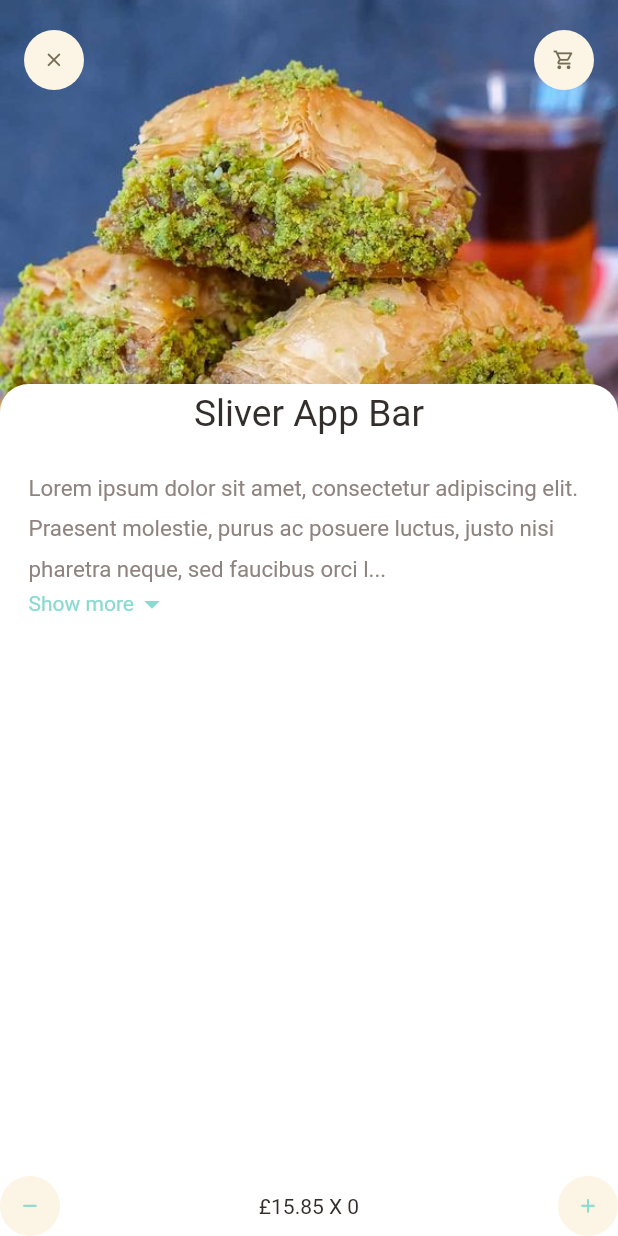
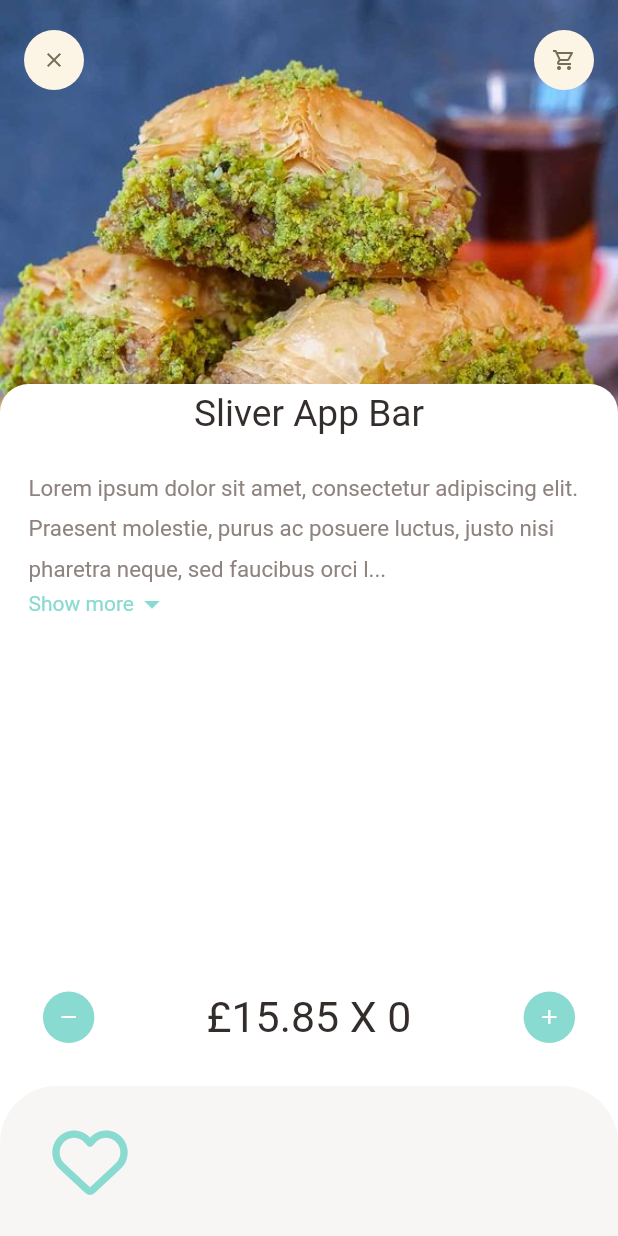
Before and after one commit to muttafa/Flutter-Ecommerce-App, a Flutter app: the screen it shows after launch, on a phone screen of 412 x 824 dp. Run offline on Flutter 3.47's test engine with Material 2 defaults, Android fonts, the phone set to English and light mode, and no system bars; our stand-ins replace dots_indicator, font_awesome_flutter, get, google_fonts.

Commit message:
recommended food bottom navigation finished

```diff
--- a/lib/Pages/food/recommended_food_detail.dart
+++ b/lib/Pages/food/recommended_food_detail.dart
@@ -3,6 +3,7 @@ import 'package:ecommerce/widgets/app_icons.dart';
 import 'package:ecommerce/widgets/expandable_text.dart';
 import 'package:ecommerce/widgets/my_text.dart';
 import 'package:flutter/material.dart';
+import 'package:font_awesome_flutter/font_awesome_flutter.dart';
 import '../../utils/colors.dart';
 
 class RecommendedFoodDetail extends StatelessWidget {
@@ -72,14 +73,45 @@ class RecommendedFoodDetail extends StatelessWidget {
       bottomNavigationBar: Column(
         mainAxisSize: MainAxisSize.min,
         children: [
-          Row(
-            mainAxisAlignment: MainAxisAlignment.spaceBetween,
-            children: [
-              AppIcons(icon: Icons.remove,iconColor: AppColors.maincolorl,),
-              MyText(text: "£15.85 X 0"),
-              AppIcons(icon: Icons.add,iconColor: AppColors.maincolorl,),
-            ],
-          )
+          Container(
+            padding: EdgeInsets.only(left:Dimensions.sizedBox30,right: Dimensions.sizedBox30,bottom: Dimensions.sizedBox30, ),
+            child: Row(
+              mainAxisAlignment: MainAxisAlignment.spaceBetween,
+              children: [
+                AppIcons(iconSize: Dimensions.iconSize36,icon: Icons.remove,iconColor: Colors.white,backgroundColor: AppColors.maincolorl,),
+                MyText(text: "£15.85 X 0",size: Dimensions.font30,),
+                AppIcons(iconSize: Dimensions.iconSize36,icon: Icons.add,iconColor: Colors.white,backgroundColor: AppColors.maincolorl,),
+             ],
+            ),
+          ),
+          Container(
+            height: 100,
+            decoration: BoxDecoration(
+
+              borderRadius: BorderRadius.only(
+                  topLeft: Radius.circular(Dimensions.radius40),
+                  topRight: Radius.circular(Dimensions.radius40)
+              ),
+              color: AppColors.buttonBackgroundColor
+            ),
+            child: Container(
+                  padding: EdgeInsets.only(right: 30,left: 30) ,
+                  child: Row(
+                    children: [
+                      AppIcons(
+                        icon: FontAwesomeIcons.heart,
+                        iconSize: 60,
+                        size: 50,
+                        backgroundColor: AppColors.buttonBackgroundColor,
+                        iconColor: AppColors.maincolorl,
+                      ),
+
+                    ],
+                  ),
+                )
+
+            ),
+
         ],
       ),
     );
--- a/lib/utils/dimensions.dart
+++ b/lib/utils/dimensions.dart
@@ -31,15 +31,21 @@ class Dimensions {
     static double iconSize16 = screenHeight/55.3;
     static double font16 = screenHeight/55.3;
     static double font26 = screenHeight/33.3;
+    static double font30 = screenHeight/28.8;
 
     // radius
     static double radius20 = screenHeight/43.3;
+    static double radius40 = screenHeight/21.65;
 
     // sized box
     static double sizedBox210 = screenHeight/4.12;
+    static double sizedBox30 = screenHeight/28.8;
+
 
     // Image size
     static double backgroundImageHeight = screenHeight/2.47;
+    //Icon size
+    static double iconSize36 = screenHeight/24;
 
 
 
--- a/lib/widgets/app_icons.dart
+++ b/lib/widgets/app_icons.dart
@@ -6,12 +6,13 @@ class AppIcons extends StatelessWidget {
   final Color backgroundColor;
   final Color iconColor;
   final double iconSize;
-
+  final double size;
   const AppIcons({Key? key,
     required this.icon,
     this.backgroundColor = const Color(0xFFfcf4e4),
     this.iconColor = const Color(0xFF756D54),
     this.iconSize = 40,
+    this.size = 16,
   }) : super(key: key);
 
   @override
@@ -26,7 +27,7 @@ class AppIcons extends StatelessWidget {
       child: Icon(
         icon,
         color: iconColor,
-        size: Dimensions.iconSize16,
+        size: size,
       ),
 
     );
--- a/pubspec.yaml
+++ b/pubspec.yaml
@@ -38,6 +38,7 @@ dependencies:
   cupertino_icons: ^1.0.2
   google_fonts: ^4.0.3
   get: ^4.6.5
+  font_awesome_flutter: ^10.4.0
 
 dev_dependencies:
   flutter_test:
```
Also changed, not shown: pubspec.lock.
